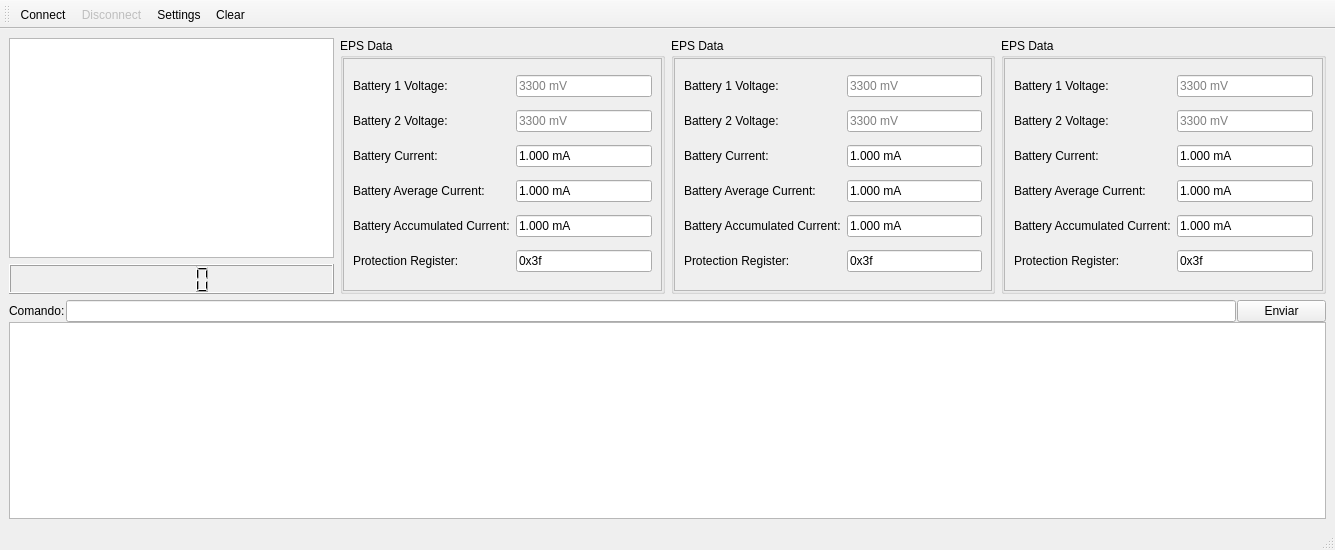
renatomeneghin/CubeSAT_COM_App, file CubeSAT_COM/mainwindow.ui: the form before one commit.
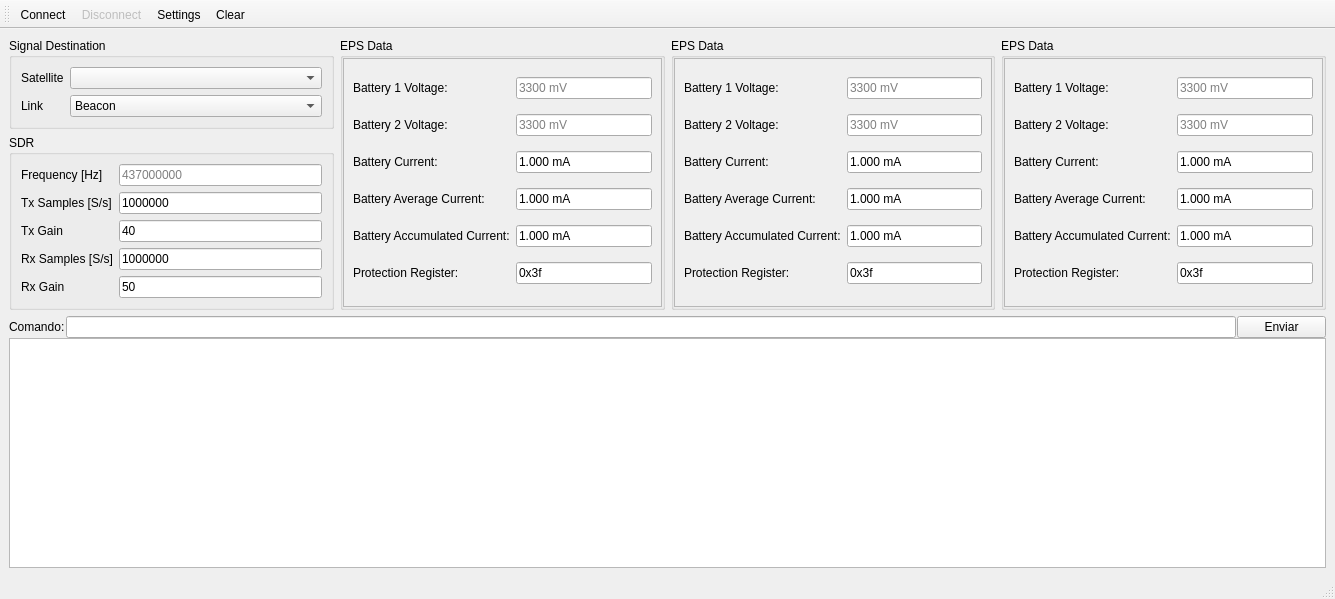
The form after the commit. Icons and pictures are not drawn.

```diff
--- a/CubeSAT_COM/mainwindow.ui
+++ b/CubeSAT_COM/mainwindow.ui
@@ -7,7 +7,7 @@
     <x>0</x>
     <y>0</y>
     <width>1335</width>
-    <height>550</height>
+    <height>599</height>
    </rect>
   </property>
   <property name="windowTitle">
@@ -16,7 +16,45 @@
   <widget class="QWidget" name="centralwidget">
    <layout class="QGridLayout" name="gridLayout_7">
     <item row="0" column="0">
-     <widget class="QGraphicsView" name="Bateria_imagem"/>
+     <widget class="QGroupBox" name="Signal_Destination_Box">
+      <property name="title">
+       <string>Signal Destination</string>
+      </property>
+      <layout class="QFormLayout" name="formLayout_2">
+       <item row="0" column="0">
+        <widget class="QLabel" name="Satellite_label">
+         <property name="text">
+          <string>Satellite</string>
+         </property>
+         <property name="buddy">
+          <cstring>Bat_1_mV</cstring>
+         </property>
+        </widget>
+       </item>
+       <item row="1" column="0">
+        <widget class="QLabel" name="Link_Label">
+         <property name="text">
+          <string>Link</string>
+         </property>
+         <property name="buddy">
+          <cstring>Bat_2_mV</cstring>
+         </property>
+        </widget>
+       </item>
+       <item row="1" column="1">
+        <widget class="QComboBox" name="Link">
+         <item>
+          <property name="text">
+           <string>Beacon</string>
+          </property>
+         </item>
+        </widget>
+       </item>
+       <item row="0" column="1">
+        <widget class="QComboBox" name="Satellite"/>
+       </item>
+      </layout>
+     </widget>
     </item>
     <item row="0" column="1" rowspan="2">
      <widget class="QGroupBox" name="EPS_Data">
@@ -49,8 +87,8 @@
            <rect>
             <x>0</x>
             <y>0</y>
-            <width>317</width>
-            <height>200</height>
+            <width>340</width>
+            <height>271</height>
            </rect>
           </property>
           <layout class="QGridLayout" name="gridLayout_2">
@@ -224,8 +262,8 @@
            <rect>
             <x>0</x>
             <y>0</y>
-            <width>316</width>
-            <height>200</height>
+            <width>341</width>
+            <height>271</height>
            </rect>
           </property>
           <layout class="QGridLayout" name="gridLayout_4">
@@ -399,8 +437,8 @@
            <rect>
             <x>0</x>
             <y>0</y>
-            <width>317</width>
-            <height>200</height>
+            <width>340</width>
+            <height>271</height>
            </rect>
           </property>
           <layout class="QGridLayout" name="gridLayout_6">
@@ -544,21 +582,118 @@
      </widget>
     </item>
     <item row="1" column="0">
-     <widget class="QLCDNumber" name="Bateria_numero">
-      <property name="minimumSize">
-       <size>
-        <width>0</width>
-        <height>30</height>
-       </size>
+     <widget class="QGroupBox" name="SDR_Box">
+      <property name="title">
+       <string>SDR</string>
       </property>
-      <property name="font">
-       <font>
-        <pointsize>12</pointsize>
-       </font>
-      </property>
-      <property name="smallDecimalPoint">
-       <bool>true</bool>
-      </property>
+      <layout class="QFormLayout" name="formLayout">
+       <item row="0" column="0">
+        <widget class="QLabel" name="Frequency_Label">
+         <property name="text">
+          <string>Frequency [Hz]</string>
+         </property>
+         <property name="buddy">
+          <cstring>Bat_1_mV</cstring>
+         </property>
+        </widget>
+       </item>
+       <item row="0" column="1">
+        <widget class="QLineEdit" name="RF_Frequency">
+         <property name="text">
+          <string/>
+         </property>
+         <property name="readOnly">
+          <bool>true</bool>
+         </property>
+         <property name="placeholderText">
+          <string>437000000</string>
+         </property>
+        </widget>
+       </item>
+       <item row="1" column="0">
+        <widget class="QLabel" name="Tx_SamplesperSecond_Label">
+         <property name="text">
+          <string>Tx Samples [S/s]</string>
+         </property>
+         <property name="buddy">
+          <cstring>Bat_2_mV</cstring>
+         </property>
+        </widget>
+       </item>
+       <item row="1" column="1">
+        <widget class="QLineEdit" name="Tx_Samp_per_second">
+         <property name="text">
+          <string>1000000</string>
+         </property>
+         <property name="readOnly">
+          <bool>true</bool>
+         </property>
+         <property name="placeholderText">
+          <string>3300 mV</string>
+         </property>
+        </widget>
+       </item>
+       <item row="2" column="0">
+        <widget class="QLabel" name="Tx_Gain_Label">
+         <property name="text">
+          <string>Tx Gain</string>
+         </property>
+         <property name="buddy">
+          <cstring>Bat_2_mV</cstring>
+         </property>
+        </widget>
+       </item>
+       <item row="2" column="1">
+        <widget class="QLineEdit" name="Tx_Gain">
+         <property name="text">
+          <string>40</string>
+         </property>
+         <property name="readOnly">
+          <bool>true</bool>
+         </property>
+         <property name="placeholderText">
+          <string>3300 mV</string>
+         </property>
+        </widget>
+       </item>
+       <item row="4" column="0">
+        <widget class="QLabel" name="Rx_Gain_Label">
+         <property name="text">
+          <string>Rx Gain</string>
+         </property>
+         <property name="buddy">
+          <cstring>Bat_2_mV</cstring>
+         </property>
+        </widget>
+       </item>
+       <item row="4" column="1">
+        <widget class="QLineEdit" name="Rx_Gain">
+         <property name="text">
+          <string>50</string>
+         </property>
+         <property name="readOnly">
+          <bool>true</bool>
+         </property>
+         <property name="placeholderText">
+          <string>3300 mV</string>
+         </property>
+        </widget>
+       </item>
+       <item row="3" column="0">
+        <widget class="QLabel" name="Rx_SamplesperSecond_Label">
+         <property name="text">
+          <string>Rx Samples [S/s]</string>
+         </property>
+        </widget>
+       </item>
+       <item row="3" column="1">
+        <widget class="QLineEdit" name="Rx_SamplesperSecond">
+         <property name="text">
+          <string>1000000</string>
+         </property>
+        </widget>
+       </item>
+      </layout>
      </widget>
     </item>
     <item row="2" column="0" colspan="4">
```
Left out of the diff: 152 changed lines with no effect on the pictures.
